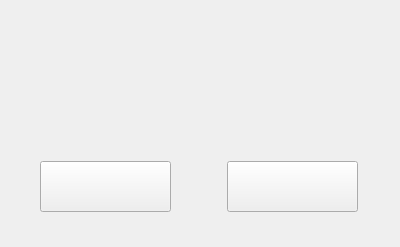
Above: result.ui from Steel-B/MyGame before the change. Below: the same form after it.
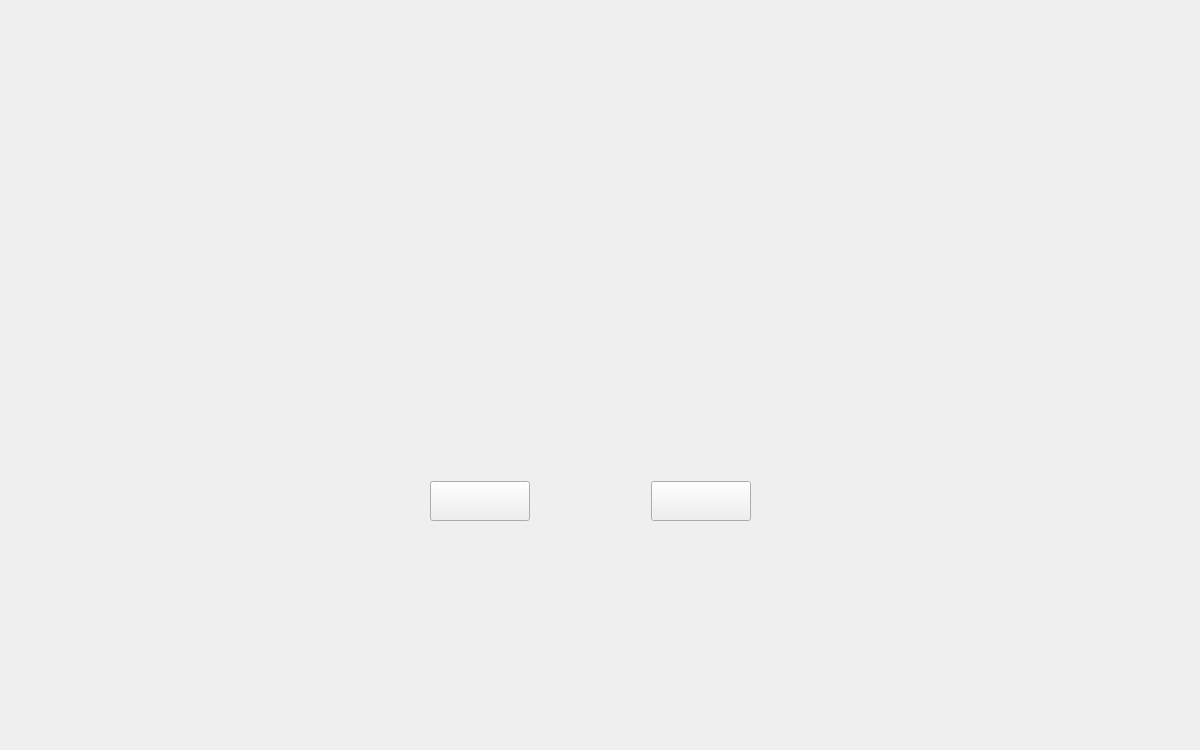
That is the form after the change. Icons and pictures are not drawn.

```diff
--- a/result.ui
+++ b/result.ui
@@ -6,32 +6,61 @@
    <rect>
     <x>0</x>
     <y>0</y>
-    <width>400</width>
-    <height>247</height>
+    <width>1200</width>
+    <height>750</height>
    </rect>
   </property>
+  <property name="minimumSize">
+   <size>
+    <width>1200</width>
+    <height>750</height>
+   </size>
+  </property>
   <property name="windowTitle">
    <string>Form</string>
   </property>
-  <property name="styleSheet">
-   <string notr="true">border-image: url(:/images/images/maps/win.png);</string>
-  </property>
+  <widget class="QWidget" name="background" native="true">
+   <property name="geometry">
+    <rect>
+     <x>-1</x>
+     <y>159</y>
+     <width>1201</width>
+     <height>421</height>
+    </rect>
+   </property>
+   <property name="styleSheet">
+    <string notr="true">border-image: url(:/images/images/levels/grey.png);</string>
+   </property>
+   <widget class="QWidget" name="widget" native="true">
+    <property name="geometry">
+     <rect>
+      <x>320</x>
+      <y>0</y>
+      <width>541</width>
+      <height>411</height>
+     </rect>
+    </property>
+    <property name="styleSheet">
+     <string notr="true">border-image: url(:/images/images/maps/win.png);</string>
+    </property>
+   </widget>
+  </widget>
   <widget class="QWidget" name="layoutWidget">
    <property name="geometry">
     <rect>
-     <x>40</x>
-     <y>160</y>
-     <width>318</width>
-     <height>53</height>
+     <x>430</x>
+     <y>480</y>
+     <width>321</width>
+     <height>42</height>
     </rect>
    </property>
    <layout class="QHBoxLayout" name="horizontalLayout">
     <item>
-     <widget class="QPushButton" name="quit">
+     <widget class="QPushButton" name="restart">
       <property name="minimumSize">
        <size>
-        <width>131</width>
-        <height>51</height>
+        <width>100</width>
+        <height>40</height>
        </size>
       </property>
       <property name="styleSheet">
@@ -56,11 +85,11 @@
      </spacer>
     </item>
     <item>
-     <widget class="QPushButton" name="restart">
+     <widget class="QPushButton" name="quit">
       <property name="minimumSize">
        <size>
-        <width>131</width>
-        <height>51</height>
+        <width>100</width>
+        <height>40</height>
        </size>
       </property>
       <property name="styleSheet">
@@ -73,6 +102,19 @@
     </item>
    </layout>
   </widget>
+  <widget class="QWidget" name="image" native="true">
+   <property name="geometry">
+    <rect>
+     <x>510</x>
+     <y>340</y>
+     <width>171</width>
+     <height>161</height>
+    </rect>
+   </property>
+   <property name="styleSheet">
+    <string notr="true">image: url(:/images/images/maps/res3.png);</string>
+   </property>
+  </widget>
  </widget>
  <resources/>
  <connections/>
```
